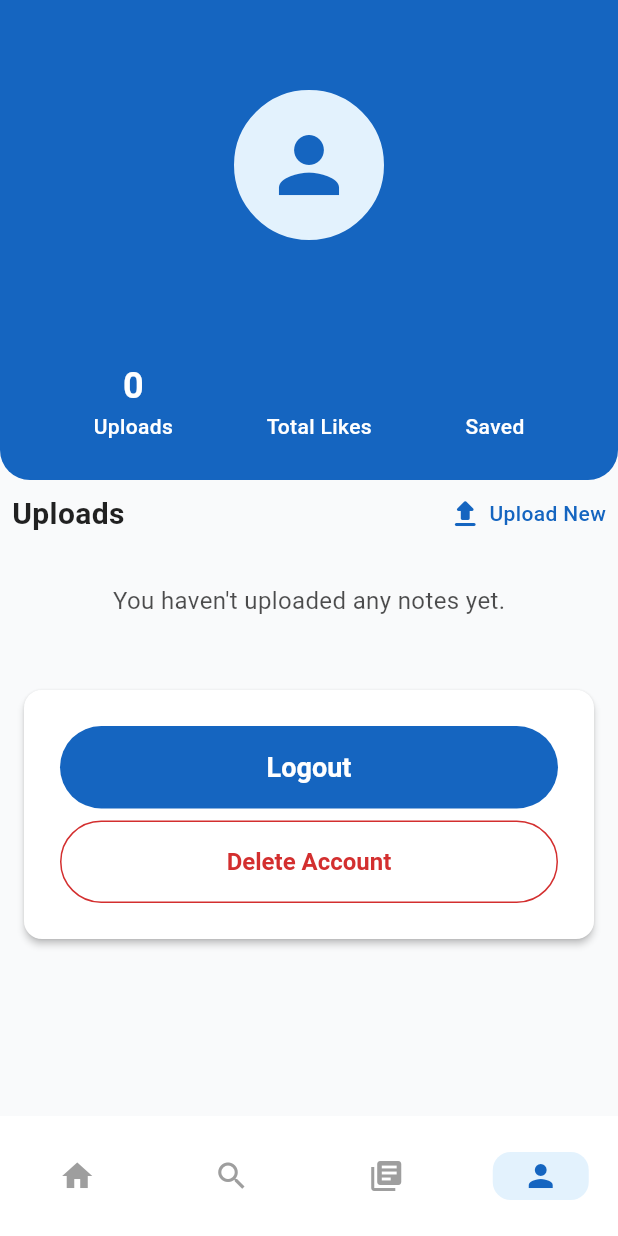
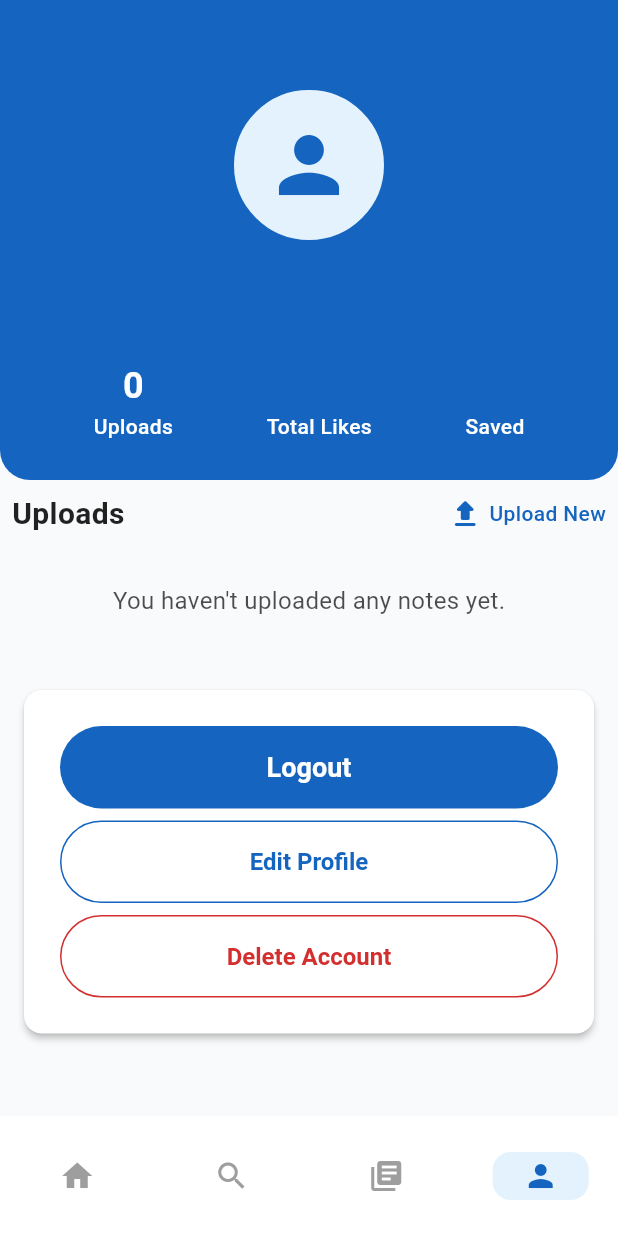
Before and after one commit to Junaid7200/CampusGrid-Flutter-Firebase-Riverpod-goRouter, a Flutter app: the ProfilePage screen opened by its route, on a phone screen of 412 x 824 dp. Run offline on Flutter 3.47's test engine with Material 3 defaults, Android fonts, the phone set to English and light mode, and no system bars; our stand-ins replace cloud_firestore, file_picker, firebase_auth, firebase_core, firebase_storage, flutter_svg and 3 more; accounts and stored records are empty.

Commit message:
feat: code the logic for fetching data to display and edit button changes

```diff
--- a/lib/src/features/profile/profile.dart
+++ b/lib/src/features/profile/profile.dart
@@ -49,6 +49,7 @@ class _ProfilePageState extends State<ProfilePage> {
     });
     try {
       final userId = user_service.getCurrentUserId();
+      print('userId in profile page: $userId');
       if (userId != null) {
         userNotes = await note_service.getUserNotes(userId);
         setState(() {});
@@ -60,6 +61,7 @@ class _ProfilePageState extends State<ProfilePage> {
         isLoading = false;
       });
     }
+    print('Loaded ${userNotes.length} notes for user.');
   }
 
   @override
@@ -257,6 +259,8 @@ class _ProfilePageState extends State<ProfilePage> {
                       // Navigate to note details
                       context.push('/view_resource/${note['id']}');
                     },
+                    noteId: note['id'],
+                    onRefresh: _loadUserNotes,
                   );
                 }).toList(),
               SizedBox(height: 16),
@@ -298,6 +302,11 @@ class _ProfilePageState extends State<ProfilePage> {
                             isLoggingOut = false;
                           });
                         },
+                      ),
+                      SizedBox(height: 8),
+                      CustomOutlinedButton(
+                        text: "Edit Profile",
+                        onPressed: () => context.push('/edit_profile'),
                       ),
                       SizedBox(height: 8),
                       CustomOutlinedButton(
```
